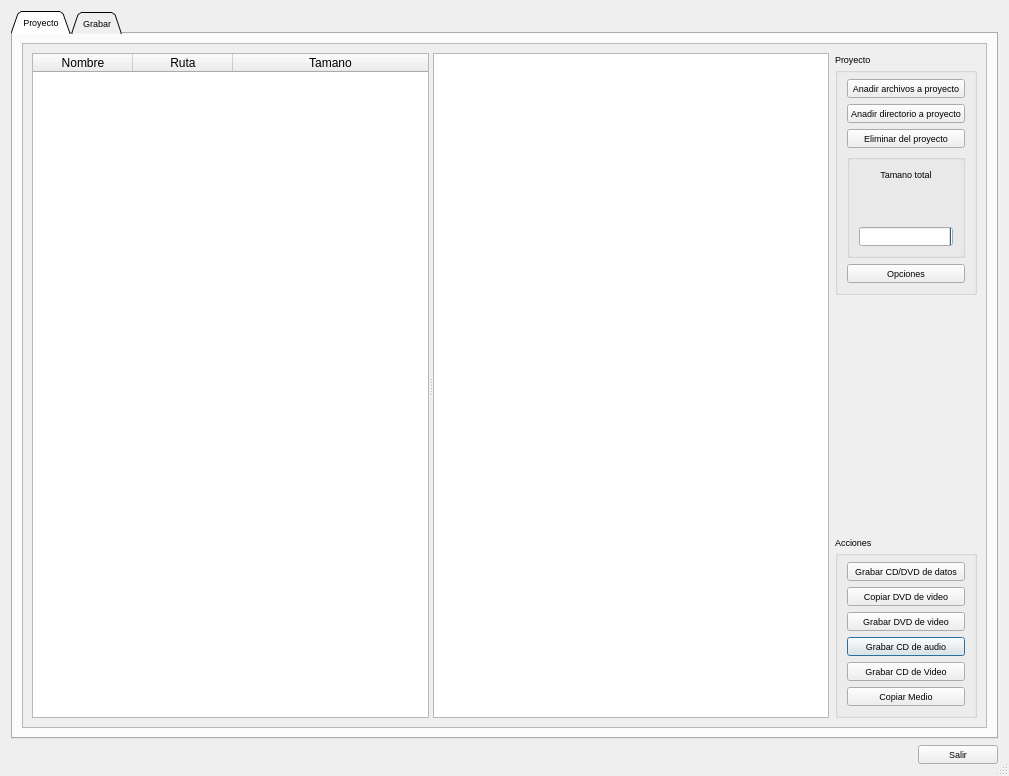
This is burn.ui in kapyderi/recoverdrake-v3 as Qt 5 draws it before an edit. The edited form follows.
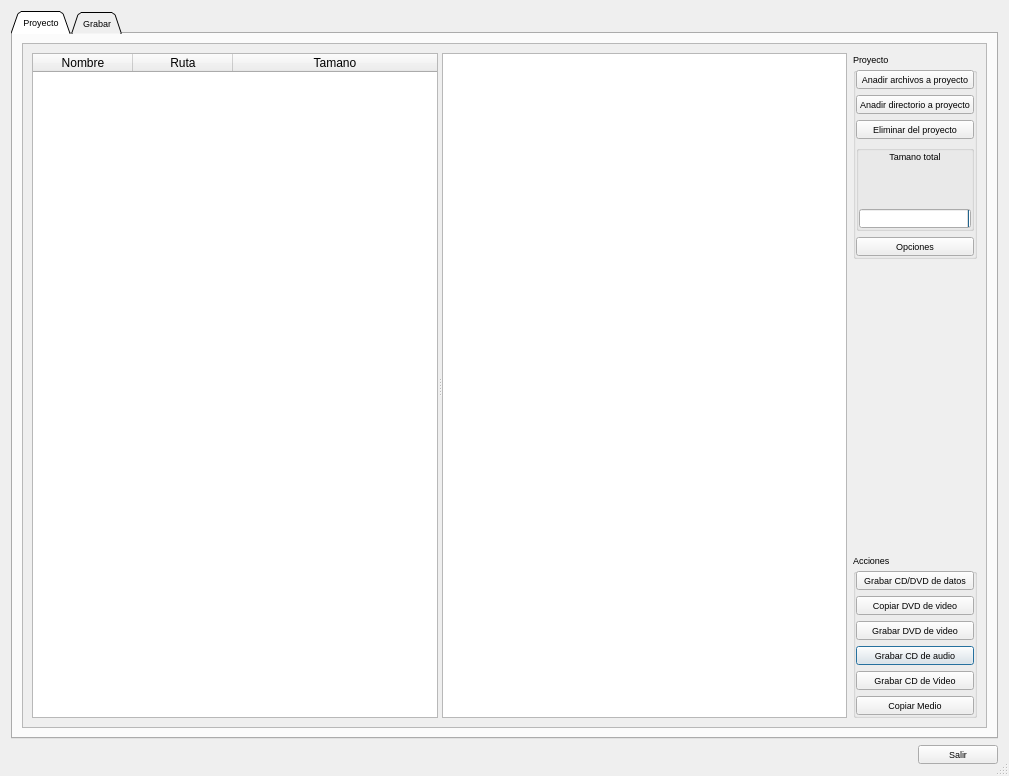
This is the edited form. Icons and pictures are not drawn.

```diff
--- a/burn.ui
+++ b/burn.ui
@@ -37,12 +37,6 @@
      <property name="currentIndex">
       <number>0</number>
      </property>
-     <property name="iconSize">
-      <size>
-       <width>25</width>
-       <height>25</height>
-      </size>
-     </property>
      <widget class="QWidget" name="tab">
       <attribute name="icon">
        <iconset resource="recoverdrake.qrc">
@@ -63,7 +57,7 @@
             <x>0</x>
             <y>0</y>
             <width>967</width>
-            <height>662</height>
+            <height>671</height>
            </rect>
           </property>
           <layout class="QGridLayout" name="gridLayout_10">
@@ -71,10 +65,22 @@
             <layout class="QGridLayout" name="gridLayout_4">
              <item row="1" column="0">
               <widget class="QSplitter" name="splitter">
+               <property name="sizePolicy">
+                <sizepolicy hsizetype="Expanding" vsizetype="Expanding">
+                 <horstretch>0</horstretch>
+                 <verstretch>0</verstretch>
+                </sizepolicy>
+               </property>
                <property name="orientation">
                 <enum>Qt::Horizontal</enum>
                </property>
                <widget class="QTableWidget" name="tableWidget">
+                <property name="sizePolicy">
+                 <sizepolicy hsizetype="Preferred" vsizetype="Preferred">
+                  <horstretch>0</horstretch>
+                  <verstretch>0</verstretch>
+                 </sizepolicy>
+                </property>
                 <property name="toolTip">
                  <string>Datos a grabar en el medio</string>
                 </property>
@@ -169,6 +175,18 @@
               <string>Acciones</string>
              </property>
              <layout class="QGridLayout" name="gridLayout_3">
+              <property name="leftMargin">
+               <number>0</number>
+              </property>
+              <property name="topMargin">
+               <number>0</number>
+              </property>
+              <property name="rightMargin">
+               <number>0</number>
+              </property>
+              <property name="bottomMargin">
+               <number>0</number>
+              </property>
               <item row="4" column="0" colspan="2">
                <widget class="QPushButton" name="pushButton_7">
                 <property name="text">
@@ -310,6 +328,18 @@
               <string>Proyecto</string>
              </property>
              <layout class="QGridLayout" name="gridLayout_2">
+              <property name="leftMargin">
+               <number>0</number>
+              </property>
+              <property name="topMargin">
+               <number>0</number>
+              </property>
+              <property name="rightMargin">
+               <number>0</number>
+              </property>
+              <property name="bottomMargin">
+               <number>0</number>
+              </property>
               <item row="0" column="0" colspan="2">
                <widget class="QPushButton" name="pushButton">
                 <property name="toolTip">
@@ -403,6 +433,18 @@
                  <string/>
                 </property>
                 <layout class="QGridLayout" name="gridLayout_6">
+                 <property name="leftMargin">
+                  <number>0</number>
+                 </property>
+                 <property name="topMargin">
+                  <number>0</number>
+                 </property>
+                 <property name="rightMargin">
+                  <number>0</number>
+                 </property>
+                 <property name="bottomMargin">
+                  <number>0</number>
+                 </property>
                  <item row="4" column="0" colspan="2">
                   <widget class="QProgressBar" name="progressBar_2">
                    <property name="maximumSize">
```
